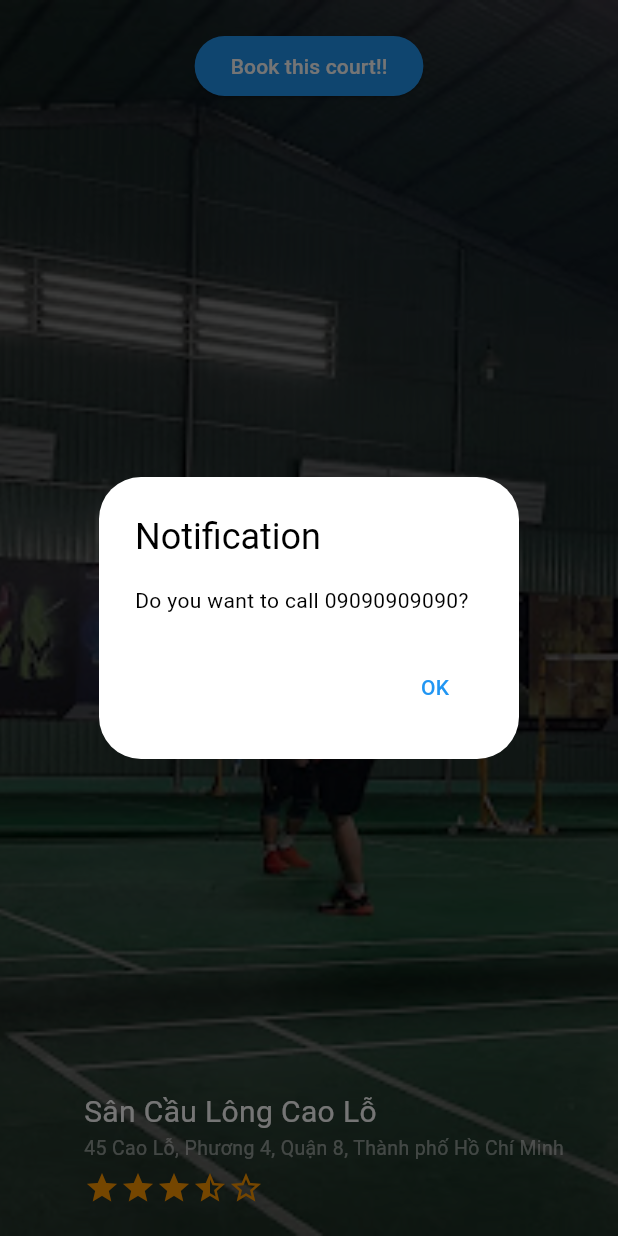
After one commit to k0n-k40-k40/l0bby-frontend, a Flutter app: the BookingPage screen opened directly, after a tap on "Book this court!!", on a phone screen of 412 x 824 dp. The commit adds this screen. Run offline on Flutter 3.47's test engine with Material 3 defaults, Android fonts, the phone set to English and light mode, and no system bars; our stand-ins replace image_picker.

Commit message:
core require completed

```diff
--- /dev/null
+++ b/lib/src/components/stars_rating.dart
@@ -0,0 +1,39 @@
+import 'package:flutter/material.dart';
+
+class StarRating extends StatelessWidget {
+  final double rating;
+  final double size;
+  final Color color;
+  final IconData filledStar;
+  final IconData halfStar;
+  final IconData emptyStar;
+  final Color borderColor;
+
+  const StarRating({
+    Key? key,
+    required this.rating,
+    this.size = 24,
+    this.color = Colors.orange,
+    this.filledStar = Icons.star,
+    this.halfStar = Icons.star_half,
+    this.emptyStar = Icons.star_border,
+    this.borderColor = Colors.orange,
+  }) : super(key: key);
+
+  @override
+  Widget build(BuildContext context) {
+    return Row(
+      mainAxisSize: MainAxisSize.min,
+      children: List.generate(5, (index) {
+        double ratingValue = rating - index;
+        if (ratingValue >= 1) {
+          return Icon(filledStar, size: size, color: color);
+        } else if (ratingValue > 0) {
+          return Icon(halfStar, size: size, color: color);
+        } else {
+          return Icon(emptyStar, size: size, color: color);
+        }
+      }),
+    );
+  }
+}
--- /dev/null
+++ b/lib/src/screens/booking_page.dart
@@ -0,0 +1,140 @@
+import 'package:flutter/material.dart';
+import '../components/stars_rating.dart';
+
+class CourtInfo extends StatelessWidget {
+  final String name;
+  final String address;
+  final double rating;
+  final String phoneNumber;
+
+  const CourtInfo ({
+    super.key,
+    required this.name,
+    required this.address,
+    required this.rating,
+    required this.phoneNumber
+  });
+
+  @override
+  Widget build(BuildContext context) {
+    return
+      Column(
+        mainAxisAlignment: MainAxisAlignment.end,
+        crossAxisAlignment: CrossAxisAlignment.start,
+        children: [
+          Text(
+            name,
+            style: const TextStyle(
+              color: Colors.white,
+              fontSize: 20,
+              fontWeight: FontWeight.normal
+            ),
+          ),
+          Text(
+            address,
+            style: TextStyle(
+              color: Colors.white.withOpacity(0.5),
+              fontSize: 13
+            ),
+          ),
+          Padding(
+            padding: const EdgeInsets.only(top: 5),
+            child: StarRating(
+              rating: rating
+            ),
+          )
+        ],
+      );
+  }
+}
+
+
+_showNotification(BuildContext context, String phoneNumber) {
+  showDialog(
+    context: context,
+    builder: (BuildContext context) {
+      return AlertDialog(
+        title: Text('Notification'),
+        content: Text('Do you want to call $phoneNumber?'),
+        actions: <Widget>[
+          TextButton(
+            onPressed: () {
+              Navigator.of(context).pop();
+            },
+            child: Text('OK'),
+          ),
+        ],
+      );
+    },
+  );
+}
+
+class CallButton extends StatelessWidget {
+  final String phoneNumber;
+
+  const CallButton({
+    super.key,
+    required this.phoneNumber
+  });
+
+  @override
+  Widget build(BuildContext context) {
+    return ElevatedButton(
+        onPressed: () => {
+          _showNotification(context, phoneNumber),
+        },
+        child: const Text(
+          "Book this court!!",
+        )
+      );
+  }
+
+}
+
+class BookingPage extends StatelessWidget {
+
+  final String backgroundFileName;
+  final CourtInfo courtInfo;
+
+  const BookingPage({
+    super.key,
+    required this.backgroundFileName,
+    required this.courtInfo
+  });
+
+  @override
+  Widget build(BuildContext context) {
+    return Scaffold(
+        body: Stack(
+          fit: StackFit.expand,
+          children: [
+            // Background image
+            Image.asset(
+              backgroundFileName,
+
+              fit: BoxFit.cover,
+            ),
+            Expanded(
+              child: Container(
+                color: Colors.black.withOpacity(0.5),
+              ),
+            ),
+            // Content on top of the background image goes from here down
+            Column(
+              mainAxisAlignment: MainAxisAlignment.end,
+              children: [
+                Padding(padding: EdgeInsets.all(20), child:
+                  CallButton(phoneNumber: courtInfo.phoneNumber),
+                ),
+                Expanded(child: Container()),
+                Padding(padding: EdgeInsets.only(left: 20, bottom:  20),
+                  child: courtInfo,
+                )
+              ],
+            ),
+          ],
+      )
+    );
+  }
+
+}
--- a/lib/test.dart
+++ b/lib/test.dart
@@ -1,18 +1,27 @@
 import 'package:flutter/material.dart';
-import 'src/components/date_picker.dart';
+import 'src/screens/booking_page.dart';
+
 void main() {
   runApp(MyApp());
 }
 
 class MyApp extends StatelessWidget {
+
+  const MyApp({super.key});
+
   @override
   Widget build(BuildContext context) {
+
     return const MaterialApp(
-      home: Scaffold(
-        body: Center(
-          child: DatePicker(width: 300, height: 50, radius: 30,),
-        ),
-      ),
+      home: BookingPage(
+        backgroundFileName: 'lib/assets/courts/court_1.jpg',
+        courtInfo: CourtInfo(
+          name: "Sân Cầu Lông Cao Lỗ",
+          address: "45 Cao Lỗ, Phương 4, Quận 8, Thành phố Hồ Chí Minh",
+          rating: 3.5,
+          phoneNumber: "09090909090",
+          ),
+      )
     );
   }
 }
--- a/pubspec.yaml
+++ b/pubspec.yaml
@@ -21,3 +21,4 @@ flutter:
   assets:
     - lib/assets/running_tree.png
     - lib/assets/images/
+    - lib/assets/courts/
```
Also changed, not shown: lib/assets/courts/court_1.jpg (added).
